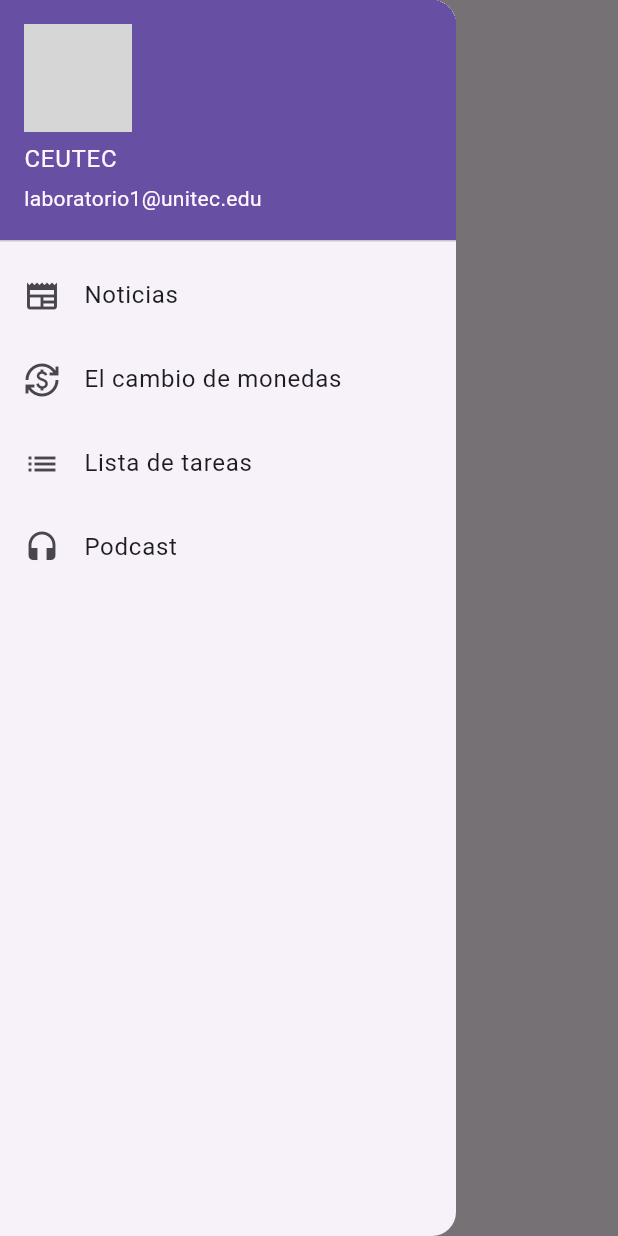
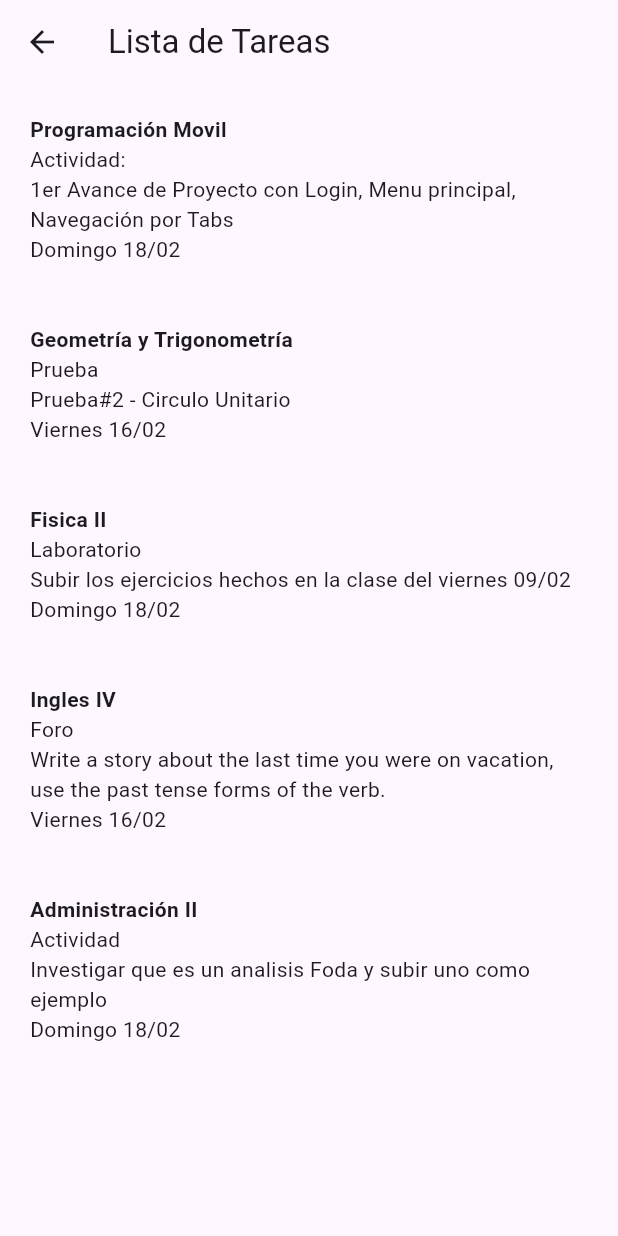
Before and after one commit to JoseRodri29/app_laboratorio1, a Flutter app: the screen it shows after launch, in the side drawer, after a tap on "Lista de tareas", on a phone screen of 412 x 824 dp. Run offline on Flutter 3.47's test engine with Material 3 defaults, Android fonts, the phone set to English and light mode, and no system bars; our stand-ins replace go_router; network calls fail; grey boxes are pictures that could not be loaded.

Commit message:
Se creo pantalla de Lista de Tareas

```diff
--- a/lib/core/router/app_router.dart
+++ b/lib/core/router/app_router.dart
@@ -1,3 +1,4 @@
+import 'package:flutter_laboratorio_1/presentation/screens/tareas_screen.dart';
 import 'package:go_router/go_router.dart';
 //import 'package:flutter_laboratorio_1/presentation/screens/divisas/divisas_screen.dart';
 import 'package:flutter_laboratorio_1/presentation/screens/home/home_screen.dart';
@@ -13,6 +14,10 @@ final GoRouter router = GoRouter(
       path: '/noticias',
       builder: (context, state) => const NoticiasScreen(),
     ),
+    GoRoute(
+      path: '/listaTareas',
+      builder: (context, state) => const ListaTareas(),
+    ),
     /*GoRoute(
       path: '/divisas',
       builder: (context, state) => CambioMonedaPage(),
--- a/lib/main.dart
+++ b/lib/main.dart
@@ -2,7 +2,7 @@ import 'package:flutter/material.dart';
 //import 'package:flutter_laboratorio_1/presentation/screens/divisas/divisas_screen.dart';
 import 'package:flutter_laboratorio_1/presentation/screens/home/home_screen.dart';
 import 'package:flutter_laboratorio_1/presentation/screens/noticias_screen.dart';
-//import 'package:flutter_laboratorio_1/presentation/screens/podcats_screen.dart';
+import 'package:flutter_laboratorio_1/presentation/screens/tareas_screen.dart';
 //import 'package:flutter_laboratorio_1/presentation/screens/podcats_screen.dart';
 
 void main() => runApp(const MyApp());
@@ -13,13 +13,15 @@ class MyApp extends StatelessWidget {
   @override
   Widget build(BuildContext context) {
     return MaterialApp(
+      debugShowCheckedModeBanner: false,
       title: 'CEUTEC',
       initialRoute: '/',
       routes: {
         '/': (context) => const HomeScreen(),
         '/noticias': (context) => const NoticiasScreen(),
+        '/listaTareas': (context) => const ListaTareas(),
         //'/cambioMoneda': (context) => CambioMonedaPage(),  //cambiar el nombre segun la class
-        //'/listaTareas': (context) => const ListaTareasPage(), //aqui igual
+
         //'/podcast': (context) => const PodcastPage(), // igual
       },
     );
--- a/lib/presentation/screens/home/home_screen.dart
+++ b/lib/presentation/screens/home/home_screen.dart
@@ -38,7 +38,7 @@ class HomeScreen extends StatelessWidget {
               title: const Text('Lista de tareas'),
               leading: const Icon(Icons.list),
               onTap: () {
-                Navigator.pushNamed(context, '/listaTareas'); //Aqui lo cambias segun como esta en el path de router
+                Navigator.pushNamed(context, '/listaTareas');
               },
             ),
             ListTile(
--- a/lib/presentation/screens/tareas_screen.dart
+++ b/lib/presentation/screens/tareas_screen.dart
@@ -0,0 +1,66 @@
+import 'package:flutter/material.dart';
+
+class ListaTareas extends StatelessWidget{
+  const ListaTareas({Key? key}) : super(key: key);
+
+  @override
+  Widget build(BuildContext context){
+    return Scaffold(
+      appBar: AppBar(
+        title: const Text("Lista de Tareas"),
+      ),
+      body: ListView(
+        children: <Widget>[
+          Tareas(
+            "Programación Movil",
+            "Actividad: ",
+            "1er Avance de Proyecto con Login, Menu principal, Navegación por Tabs",
+            "Domingo 18/02"
+            ),
+          Tareas(
+            "Geometría y Trigonometría",
+            "Prueba",
+            "Prueba#2 - Circulo Unitario",
+            "Viernes 16/02"
+            ),
+          Tareas(
+            "Fisica II",
+            "Laboratorio",
+            "Subir los ejercicios hechos en la clase del viernes 09/02",
+            "Domingo 18/02"
+            ),
+          Tareas(
+            "Ingles IV",
+            "Foro",
+            "Write a story about the last time you were on vacation, use the past tense forms of the verb.",
+            "Viernes 16/02"
+            ),
+          Tareas(
+            "Administración II",
+            "Actividad",
+            "Investigar que es un analisis Foda y subir uno como ejemplo",
+            "Domingo 18/02"
+            ),
+        ],
+      )
+    );
+  }
+
+  Widget Tareas(String Clase, String Tipo, String Mensaje, String Fecha){
+    return Padding(
+      padding: const EdgeInsets.all(20.0),
+      child: Column(
+        mainAxisAlignment: MainAxisAlignment.start,
+        crossAxisAlignment: CrossAxisAlignment.start,
+        mainAxisSize: MainAxisSize.max,
+        children: <Widget>[
+          Text(Clase, style: TextStyle(fontWeight: FontWeight.bold)),
+          Text(Tipo),
+          Text(Mensaje),
+          Text(Fecha)
+        ],
+      ),
+    );
+  }
+
+}
```
